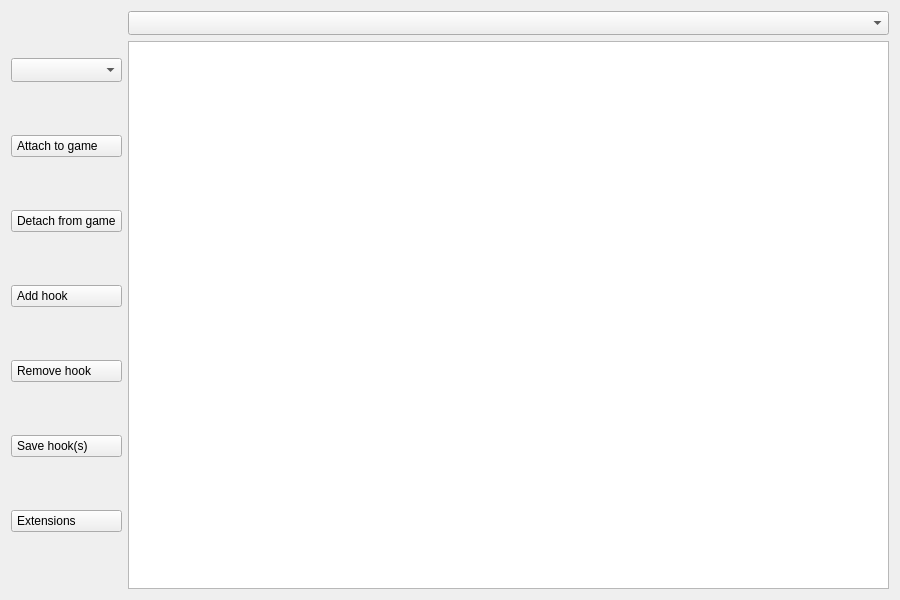
Above: GUI/mainwindow.ui from Artikash/Textractor before the change. Below: the same form after it.
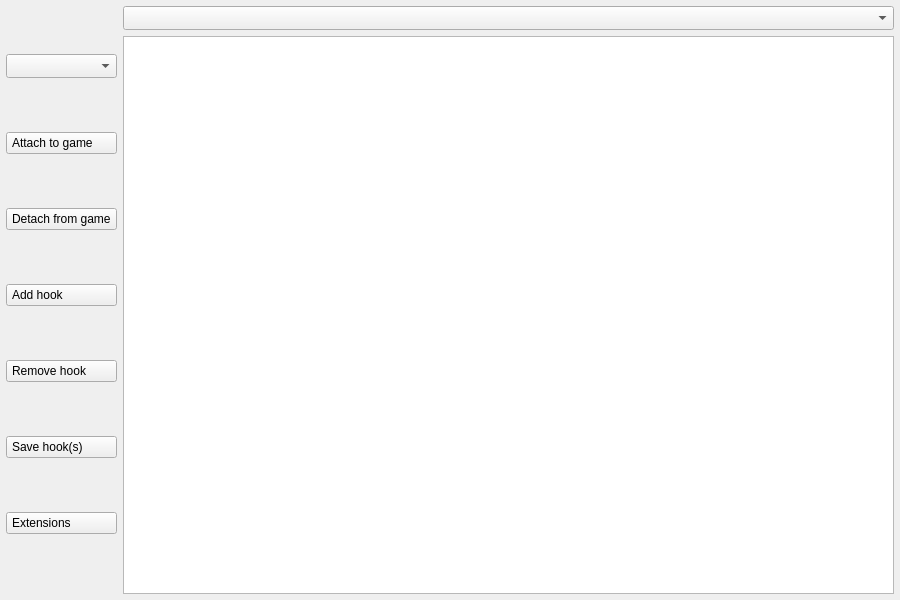
That is the form after the change.

```diff
--- a/GUI/mainwindow.ui
+++ b/GUI/mainwindow.ui
@@ -140,7 +140,7 @@
    </layout>
   </widget>
  </widget>
- <layoutdefault spacing="6" margin="11"/>
+ <layoutdefault spacing="6" margin="6"/>
  <resources/>
  <connections/>
 </ui>
```
